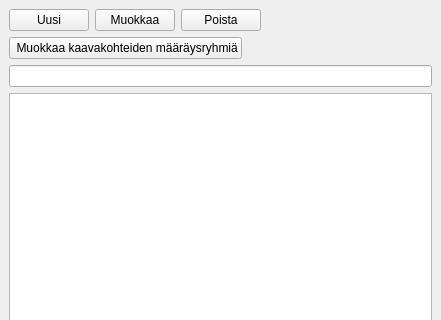
First picture: the form in arho_feature_template/gui/docks/regulation_groups_dock.ui, repository GispoCoding/arho-qgis-plugin, before the edit; both pictures show x 0 to 441 and y 0 to 320 of the 441 by 617 pixel window.
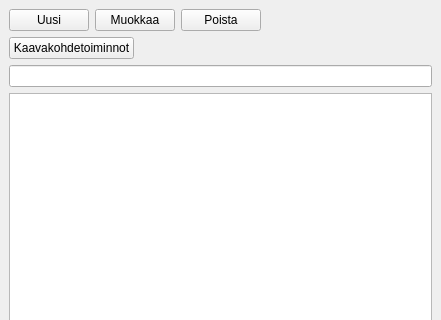
Second picture: the form after the edit. Custom widgets are drawn as their Qt base class.

Commit message:
add context menu with open form, flash and select plan object actions to regulation groups dock
- Added get_fids_and_geometries_by_ids method for AbstractFeatureLayer

```diff
--- a/arho_feature_template/gui/docks/regulation_groups_dock.ui
+++ b/arho_feature_template/gui/docks/regulation_groups_dock.ui
@@ -67,7 +67,7 @@
       <item>
        <widget class="QPushButton" name="modify_selected_features_btn">
         <property name="text">
-         <string> Muokkaa kaavakohteiden määräysryhmiä</string>
+         <string>Kaavakohdetoiminnot</string>
         </property>
        </widget>
       </item>
```
The commit also changes 2 other files.
